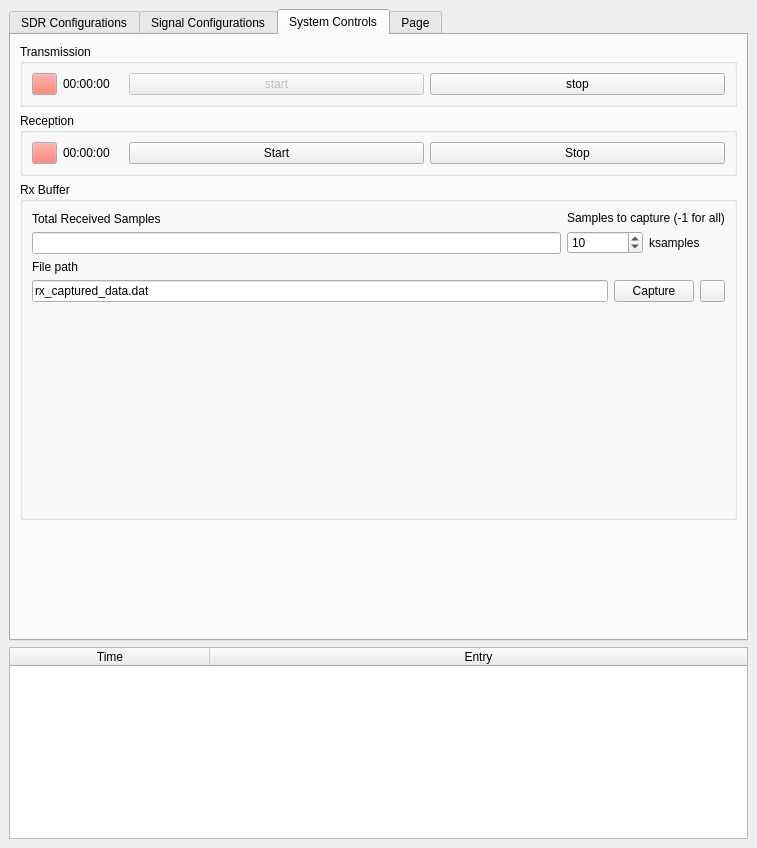
Qt form caa_project/maingui.ui (jranstrom/usrp_caa_ui) before a commit.
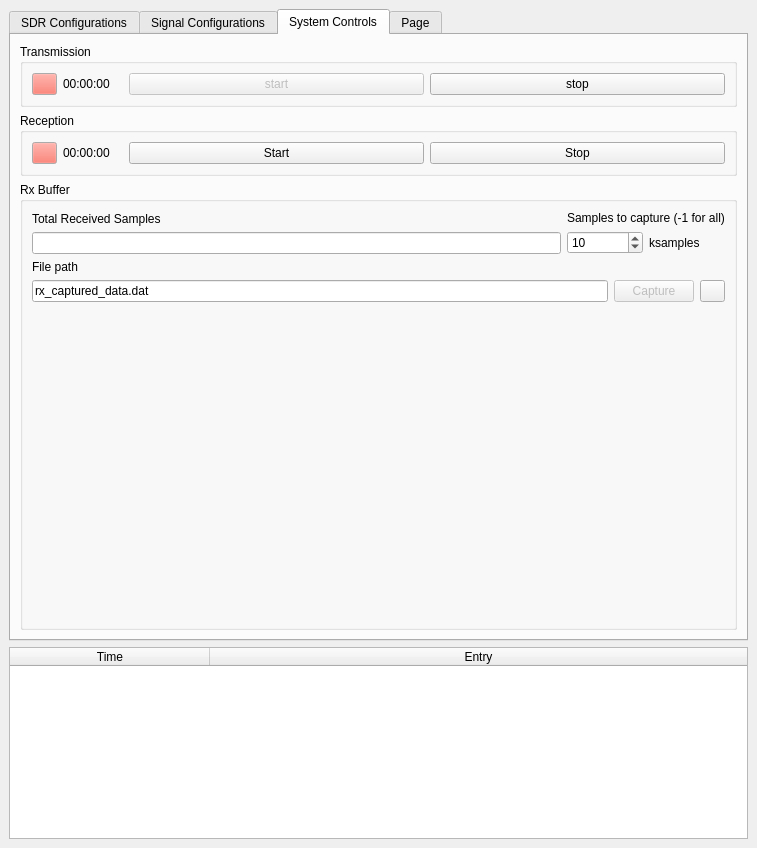
The same form after that commit. Custom widgets are drawn as their Qt base class.

Commit message: Disable capture button if receiving is not in progress

Diff of the .ui file:
```diff
--- a/caa_project/maingui.ui
+++ b/caa_project/maingui.ui
@@ -1598,6 +1598,9 @@
                    </item>
                    <item>
                     <widget class="QPushButton" name="button_write_buffer_to_file">
+                     <property name="enabled">
+                      <bool>false</bool>
+                     </property>
                      <property name="text">
                       <string>Capture</string>
                      </property>
@@ -1624,6 +1627,12 @@
              </item>
              <item>
               <widget class="QCustomPlot" name="captured_sig_plot" native="true">
+               <property name="sizePolicy">
+                <sizepolicy hsizetype="Expanding" vsizetype="Expanding">
+                 <horstretch>0</horstretch>
+                 <verstretch>0</verstretch>
+                </sizepolicy>
+               </property>
                <property name="minimumSize">
                 <size>
                  <width>0</width>
@@ -1635,19 +1644,6 @@
             </layout>
            </widget>
           </item>
-          <item>
-           <spacer name="verticalSpacer">
-            <property name="orientation">
-             <enum>Qt::Vertical</enum>
-            </property>
-            <property name="sizeHint" stdset="0">
-             <size>
-              <width>20</width>
-              <height>40</height>
-             </size>
-            </property>
-           </spacer>
-          </item>
          </layout>
         </item>
        </layout>
```
The commit also changes 1 other file.
